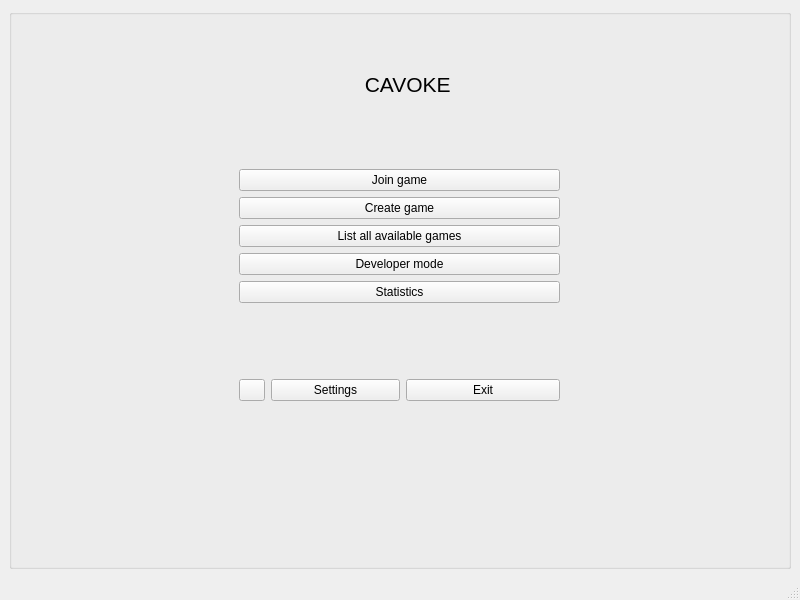
Qt form client/views/startview.ui (cavoke-project/cavoke) before a commit.
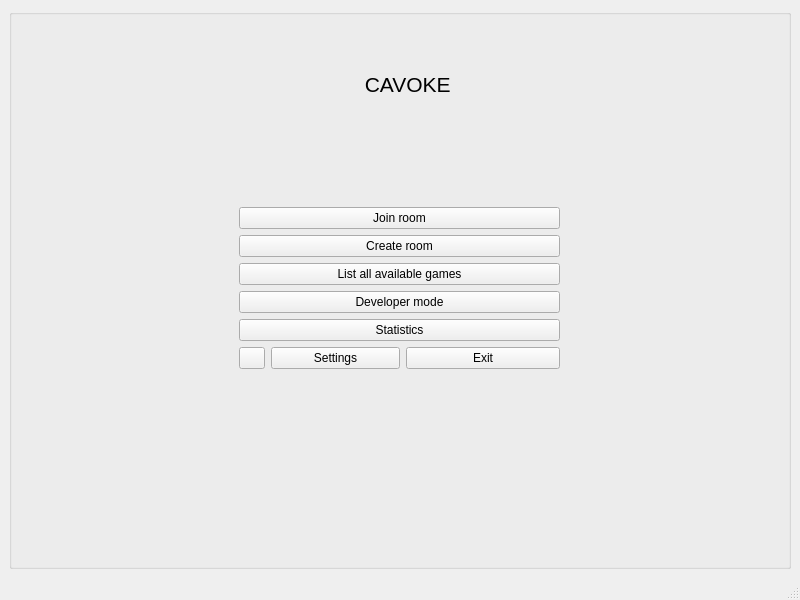
The same form after that commit. Icons and pictures are not drawn.

Commit message: protoroomview files removed, game->room on start screen, developer mode button hidden

Patch:
```diff
--- a/client/views/startview.ui
+++ b/client/views/startview.ui
@@ -41,21 +41,34 @@
          <x>230</x>
          <y>160</y>
          <width>321</width>
-         <height>232</height>
+         <height>238</height>
         </rect>
        </property>
        <layout class="QVBoxLayout" name="verticalLayout_2">
+        <item>
+         <spacer name="verticalSpacer">
+          <property name="orientation">
+           <enum>Qt::Vertical</enum>
+          </property>
+          <property name="sizeHint" stdset="0">
+           <size>
+            <width>20</width>
+            <height>40</height>
+           </size>
+          </property>
+         </spacer>
+        </item>
         <item>
          <widget class="QPushButton" name="joinGameButton">
           <property name="text">
-           <string>Join game</string>
+           <string>Join room</string>
           </property>
          </widget>
         </item>
         <item>
          <widget class="QPushButton" name="createGameButton">
           <property name="text">
-           <string>Create game</string>
+           <string>Create room</string>
           </property>
          </widget>
         </item>
@@ -80,19 +93,6 @@
           </property>
          </widget>
         </item>
-        <item>
-         <spacer name="verticalSpacer">
-          <property name="orientation">
-           <enum>Qt::Vertical</enum>
-          </property>
-          <property name="sizeHint" stdset="0">
-           <size>
-            <width>20</width>
-            <height>40</height>
-           </size>
-          </property>
-         </spacer>
-        </item>
         <item>
          <layout class="QHBoxLayout" name="horizontalLayout" stretch="1,5,6">
           <property name="spacing">
@@ -143,6 +143,19 @@
           </item>
          </layout>
         </item>
+        <item>
+         <spacer name="verticalSpacer_2">
+          <property name="orientation">
+           <enum>Qt::Vertical</enum>
+          </property>
+          <property name="sizeHint" stdset="0">
+           <size>
+            <width>20</width>
+            <height>40</height>
+           </size>
+          </property>
+         </spacer>
+        </item>
        </layout>
       </widget>
       <widget class="QWidget" name="horizontalLayoutWidget">
```
The commit also changes 4 other files.
